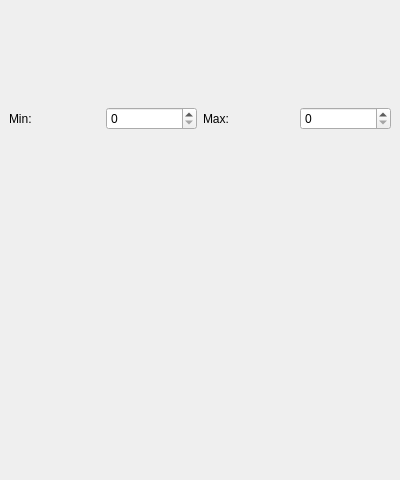
Above: src/histogramDialog.ui from RTS2/rts2-qt before the change. Below: the same form after it.
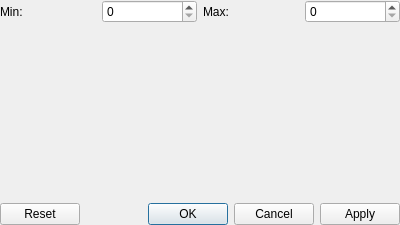
That is the form after the change.

Commit message: use QT UI files for dialog

Diff of the .ui file:
```diff
--- a/src/histogramDialog.ui
+++ b/src/histogramDialog.ui
@@ -10,7 +10,7 @@
     <x>0</x>
     <y>0</y>
     <width>400</width>
-    <height>480</height>
+    <height>225</height>
    </rect>
   </property>
   <property name="sizePolicy">
@@ -22,10 +22,10 @@
   <property name="minimumSize">
    <size>
     <width>400</width>
-    <height>480</height>
+    <height>100</height>
    </size>
   </property>
-  <layout class="QGridLayout" name="gridLayout_2">
+  <layout class="QVBoxLayout" name="verticalLayout_2">
    <property name="leftMargin">
     <number>0</number>
    </property>
@@ -38,49 +38,61 @@
    <property name="bottomMargin">
     <number>0</number>
    </property>
-   <item row="0" column="0">
+   <item>
     <layout class="QVBoxLayout" name="verticalLayout">
      <item>
-      <widget class="QFrame" name="controlFrame">
        <layout class="QGridLayout" name="gridLayout">
-        <item row="2" column="0">
+       <item row="1" column="0">
+        <spacer name="verticalSpacer">
+         <property name="orientation">
+          <enum>Qt::Vertical</enum>
+         </property>
+         <property name="sizeHint" stdset="0">
+          <size>
+           <width>20</width>
+           <height>40</height>
+          </size>
+         </property>
+        </spacer>
+       </item>
+       <item row="0" column="0">
          <widget class="QLabel" name="label">
           <property name="text">
            <string>Min:</string>
           </property>
-          <property name="alignment">
-           <set>Qt::AlignLeading|Qt::AlignLeft|Qt::AlignVCenter</set>
+        </widget>
+       </item>
+       <item row="0" column="1">
+        <widget class="QSpinBox" name="minSpin">
+         <property name="maximum">
+          <number>65535</number>
           </property>
          </widget>
         </item>
-        <item row="2" column="1">
-         <widget class="QSpinBox" name="spinBox"/>
-        </item>
-        <item row="2" column="2">
+       <item row="0" column="2">
          <widget class="QLabel" name="label_2">
           <property name="text">
            <string>Max:</string>
           </property>
          </widget>
         </item>
-        <item row="2" column="3">
-         <widget class="QSpinBox" name="spinBox_2"/>
-        </item>
-       </layout>
-      </widget>
+       <item row="0" column="3">
+        <widget class="QSpinBox" name="maxSpin">
+         <property name="maximum">
+          <number>65535</number>
+         </property>
+        </widget>
+       </item>
+      </layout>
+     </item>
+    </layout>
      </item>
      <item>
-      <widget class="QFrame" name="boxFrame">
-       <property name="sizePolicy">
-        <sizepolicy hsizetype="Preferred" vsizetype="Minimum">
-         <horstretch>0</horstretch>
-         <verstretch>0</verstretch>
-        </sizepolicy>
-       </property>
-       <layout class="QHBoxLayout" name="horizontalLayout"/>
-      </widget>
-     </item>
-    </layout>
+    <widget class="QDialogButtonBox" name="buttonBox">
+     <property name="standardButtons">
+      <set>QDialogButtonBox::Apply|QDialogButtonBox::Cancel|QDialogButtonBox::Ok|QDialogButtonBox::Reset</set>
+     </property>
+    </widget>
    </item>
   </layout>
  </widget>
```
Lines whose indentation alone changed are shown as unchanged. The commit also changes 4 other files.
